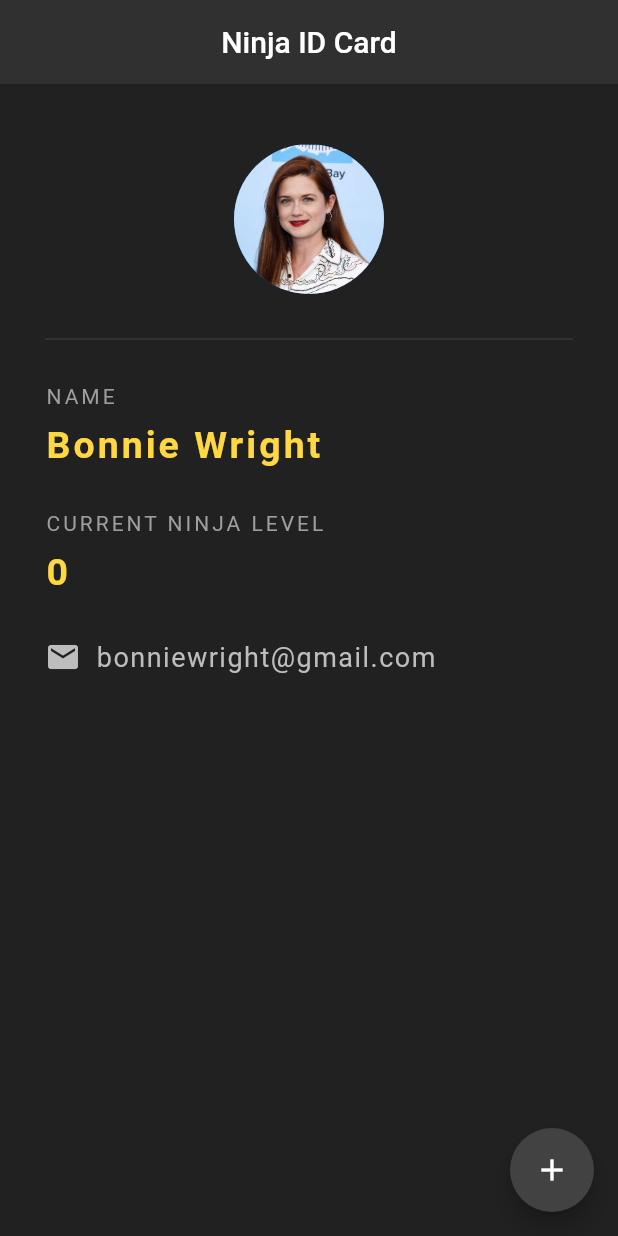
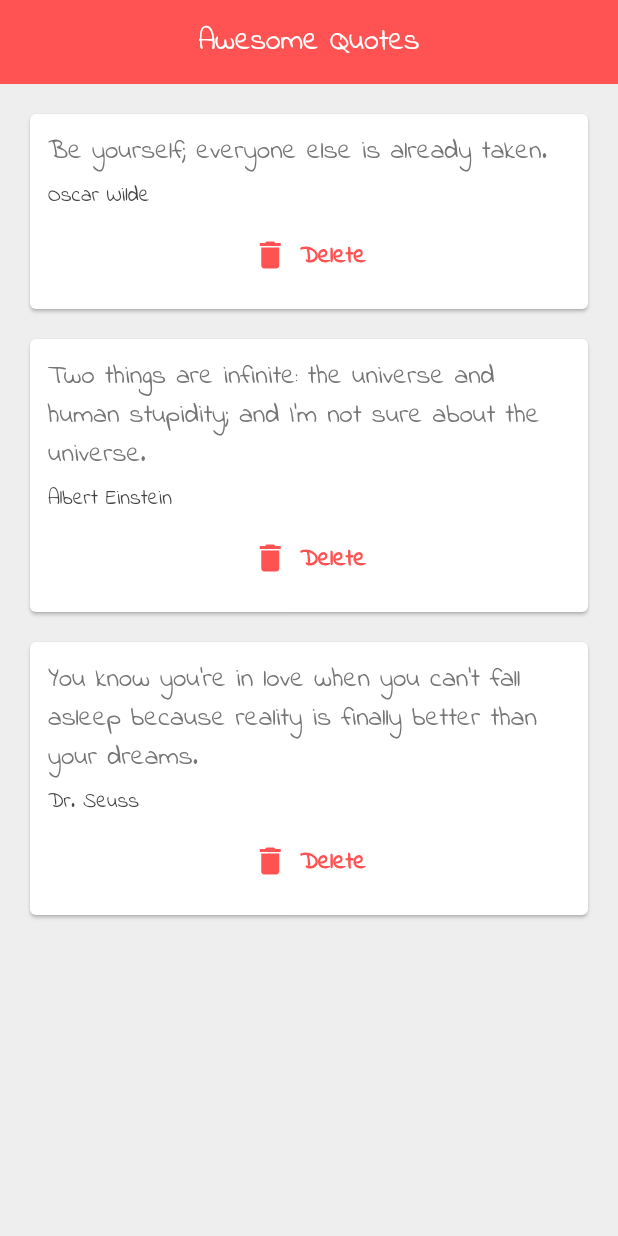
Before and after one commit to adhamalihassan/Ninja-Flutter, a Flutter app: the screen it shows after launch, on a phone screen of 412 x 824 dp. Run offline on Flutter 3.47's test engine with Material 2 defaults, Android fonts, the phone set to English and light mode, and no system bars.

Commit message:
lesson 22

```diff
--- a/lib/main.dart
+++ b/lib/main.dart
@@ -1,115 +1,63 @@
 import 'package:flutter/material.dart';
+import 'quote.dart';
+import 'quote_card.dart';
 
 void main() {
   runApp(MaterialApp(home: NinjaCard()));
 }
 
 class NinjaCard extends StatefulWidget {
-
   @override
   State<NinjaCard> createState() => _NinjaCardState();
 }
 
 class _NinjaCardState extends State<NinjaCard> {
-  int ninjaLevel = 0;
+  List<Quote> quotes = [
+    Quote(
+      text: "Be yourself; everyone else is already taken.",
+      author: "Oscar Wilde",
+    ),
+    Quote(
+      text:
+          "Two things are infinite: the universe and human stupidity; and I'm not sure about the universe.",
+      author: "Albert Einstein",
+    ),
+    Quote(
+      text:
+          "You know you're in love when you can't fall asleep because reality is finally better than your dreams.",
+      author: "Dr. Seuss",
+    ),
+  ];
+
   @override
   Widget build(BuildContext context) {
     return Scaffold(
-      backgroundColor: Colors.grey[900],
-      floatingActionButton: FloatingActionButton(
-        child: Icon(Icons.add),
-        onPressed: () {
-          setState(() {
-            ninjaLevel+=1;
-          });
-        },
-        backgroundColor: Colors.grey[800],
-      ),
+      backgroundColor: Colors.grey[200],
       appBar: AppBar(
-        title: Text('Ninja ID Card'),
+        title: Text(
+          'Awesome Quotes',
+          style: TextStyle(fontFamily: 'IndieFlower'),
+        ),
         centerTitle: true,
-        backgroundColor: Colors.grey[850],
+        backgroundColor: Colors.redAccent,
         elevation: 0.0,
       ),
       body: Padding(
-        padding: EdgeInsets.fromLTRB(30.0, 40.0, 30.0, 0.0),
+        padding: EdgeInsets.fromLTRB(10.0, 10.0, 10.0, 0.0),
         child: Column(
-          crossAxisAlignment: CrossAxisAlignment.start,
-          children: <Widget>[
-            Center(
-              child: CircleAvatar(
-                backgroundImage: AssetImage('assets/weasly.jpeg'),
-                radius: 50.0,
-              ),
-            ),
-            Divider(
-              height: 60.0,
-              color: Colors.grey[800],
-            ),
-            Text(
-              'Name'.toUpperCase(),
-              style: TextStyle(
-                color: Colors.grey,
-                letterSpacing: 2.0,
-              ),
-            ),
-            SizedBox(
-              height: 10.0,
-            ),
-            Text(
-              'Bonnie Wright',
-              style: TextStyle(
-                color: Colors.amberAccent[200],
-                letterSpacing: 2.0,
-                fontSize: 25.0,
-                fontWeight: FontWeight.bold,
-              ),
-            ),
-            SizedBox(
-              height: 30.0,
-            ),
-            Text(
-              'Current Ninja Level'.toUpperCase(),
-              style: TextStyle(
-                color: Colors.grey,
-                letterSpacing: 2.0,
-              ),
-            ),
-            SizedBox(
-              height: 10.0,
-            ),
-            Text(
-              '$ninjaLevel',
-              style: TextStyle(
-                color: Colors.amberAccent[200],
-                letterSpacing: 2.0,
-                fontSize: 25.0,
-                fontWeight: FontWeight.bold,
-              ),
-            ),
-            SizedBox(
-              height: 30.0,
-            ),
-            Row(
-              children: <Widget>[
-                Icon(
-                  Icons.email,
-                  color: Colors.grey[400],
-                ),
-                SizedBox(width: 10.0),
-                Text(
-                  'bonniewright@gmail.com',
-                  style: TextStyle(
-                    color: Colors.grey[400],
-                    letterSpacing: 1.0,
-                    fontSize: 18.0,
-                  ),
-                )
-              ],
-            )
-          ],
+          crossAxisAlignment: CrossAxisAlignment.center,
+          children: quotes.map((quote) {
+            return QuoteCard(
+                quote: quote,
+                delete: () {
+                  setState(() {
+                    quotes.remove(quote);
+                  });
+                });
+          }).toList(),
         ),
       ),
-    );;
+    );
+    ;
   }
 }
--- /dev/null
+++ b/lib/quote.dart
@@ -0,0 +1,7 @@
+class Quote {
+
+  String text;
+  String author;
+
+  Quote({required this.text, required this.author});
+}
--- /dev/null
+++ b/lib/quote_card.dart
@@ -0,0 +1,61 @@
+import 'quote.dart';
+import 'package:flutter/material.dart';
+
+void test() {}
+
+class QuoteCard extends StatelessWidget {
+  final Quote quote;
+  final void Function() delete;
+
+  QuoteCard({required this.quote, required this.delete});
+
+  @override
+  Widget build(BuildContext context) {
+    return Card(
+        margin: EdgeInsets.fromLTRB(10.0, 10.0, 10.0, 10.0),
+        child: Padding(
+          padding: const EdgeInsets.all(12.0),
+          child: Column(
+            crossAxisAlignment: CrossAxisAlignment.stretch,
+            children: <Widget>[
+              Text(
+                quote.text,
+                style: TextStyle(
+                    fontSize: 18.0,
+                    color: Colors.grey[600],
+                    fontFamily: 'IndieFlower'),
+              ),
+              SizedBox(height: 6.0),
+              Text(
+                quote.author,
+                style: TextStyle(
+                    fontSize: 14.0,
+                    color: Colors.grey[800],
+                    fontFamily: 'IndieFlower'),
+              ),
+              SizedBox(height: 6.0),
+              TextButton.icon(
+                onPressed: delete,
+                icon: Icon(
+                  Icons.delete,
+                  color: Colors.redAccent, // Set the icon color to red
+                ),
+                label: Text(
+                  'Delete',
+                  style: TextStyle(
+                    color: Colors.redAccent, // Set the text color to red
+                    fontWeight: FontWeight.bold, // Set the font weight
+                    fontSize: 16.0, // Set the font size
+                    fontFamily: 'IndieFlower',
+                  ),
+                ),
+                style: ButtonStyle(
+                  overlayColor: MaterialStateProperty.all<Color>(Colors.redAccent.withOpacity(0.5)), // Set the overlay color when pressed
+                ),
+              )
+
+            ],
+          ),
+        ));
+  }
+}
```
